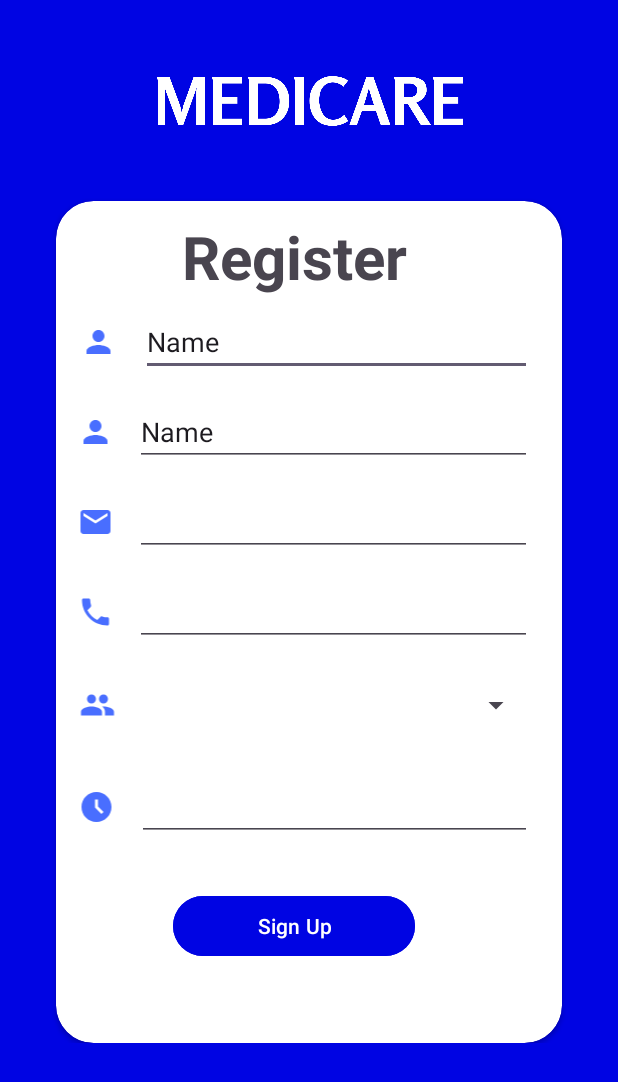
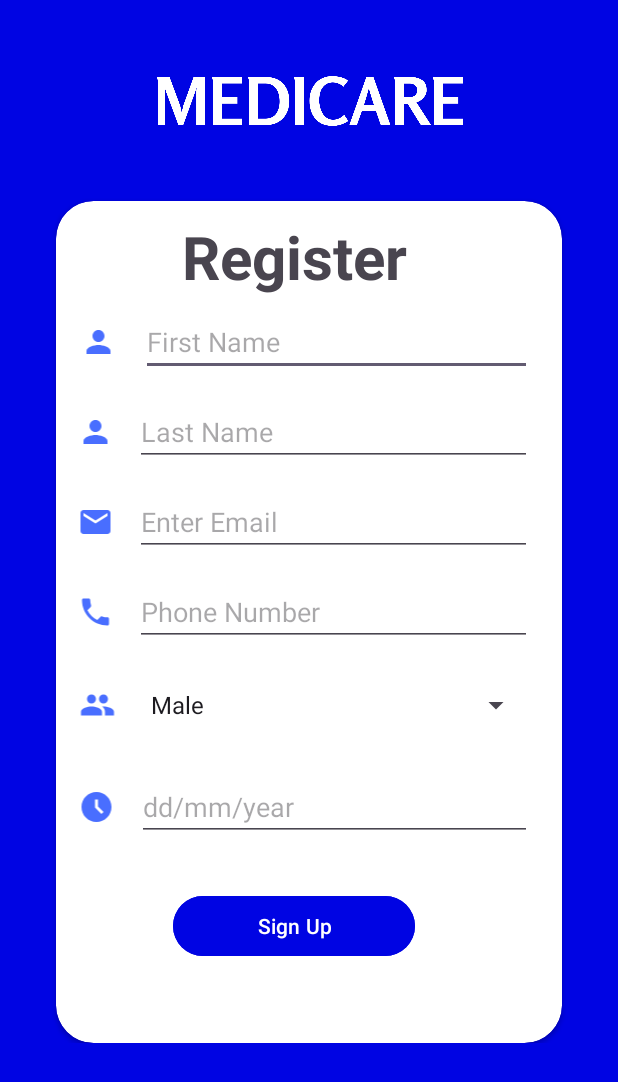
Before and after one commit to ThisaraJayas/Doctor_Appoinment_App, an Android app: the RegisterActivity screen opened directly, with no data from a screen before it, on a phone screen of 412 x 824 dp. Shown: the top 1082 px of the screen. Run offline under Robolectric (Android 15) with nearby library versions, the light colour scheme and no system bars.

Commit message:
completed frontend page

```diff
--- a/app/src/main/AndroidManifest.xml
+++ b/app/src/main/AndroidManifest.xml
@@ -12,6 +12,9 @@
         android:supportsRtl="true"
         android:theme="@style/Theme.MyApplication"
         tools:targetApi="31">
+        <activity
+            android:name=".BookAppinmentActivity"
+            android:exported="false" />
         <activity
             android:name=".RegisterActivity"
             android:exported="false" />
@@ -32,7 +35,7 @@
             android:exported="false" />
         <activity
             android:name=".NotificationActivity"
-            android:exported="false"></activity>
+            android:exported="false" />
         <activity
             android:name=".CategoryActivity"
             android:exported="false" />
--- a/app/src/main/res/layout/activity_register.xml
+++ b/app/src/main/res/layout/activity_register.xml
@@ -60,8 +60,8 @@
                             android:layout_gravity="center_vertical"
                             android:layout_weight="1"
                             android:ems="10"
-                            android:inputType="text"
-                            android:text="Name" />
+                            android:hint="@string/fNameHint"
+                            android:inputType="text" />
 
                     </LinearLayout>
 
@@ -85,8 +85,8 @@
                             android:layout_gravity="center_vertical"
                             android:layout_weight="1"
                             android:ems="10"
-                            android:inputType="text"
-                            android:text="Name" />
+                            android:hint="@string/lNameHint"
+                            android:inputType="text" />
 
                     </LinearLayout>
 
@@ -110,6 +110,7 @@
                             android:layout_gravity="center_vertical"
                             android:layout_weight="1"
                             android:ems="10"
+                            android:hint="@string/emailHint"
                             android:inputType="textEmailAddress" />
 
                     </LinearLayout>
@@ -134,6 +135,7 @@
                             android:layout_gravity="center_vertical"
                             android:layout_weight="1"
                             android:ems="10"
+                            android:hint="@string/numberHint"
                             android:inputType="phone" />
 
                     </LinearLayout>
@@ -155,7 +157,8 @@
                             android:id="@+id/spinner2"
                             android:layout_width="230dp"
                             android:layout_height="wrap_content"
-                            android:layout_weight="1" />
+                            android:layout_weight="1"
+                            android:entries="@array/gender" />
 
                     </LinearLayout>
 
@@ -179,6 +182,7 @@
                             android:layout_gravity="center_vertical"
                             android:layout_weight="1"
                             android:ems="10"
+                            android:hint="@string/dobHint"
                             android:inputType="date" />
 
                     </LinearLayout>
--- a/app/src/main/res/values/strings.xml
+++ b/app/src/main/res/values/strings.xml
@@ -53,4 +53,19 @@
     <string name="bookDocAppoin">Book Appointment</string>
     <string name="signUp">Sign Up</string>
     <string name="regText">Register</string>
+    <string name="fNameHint">First Name</string>
+    <string name="lNameHint">Last Name</string>
+    <string name="emailHint">Enter Email</string>
+    <string name="numberHint">Phone Number</string>
+    <string name="dobHint">dd/mm/year</string>
+    <string name="passwordHint">Password</string>
+    <string-array name="appointmentTime">
+        <item>8:30AM - 9:00AM</item>
+        <item>9:00AM - 9:30AM</item>
+        <item>10:00AM - 10:30AM</item>
+        <item>10:30AM - 11:00AM</item>
+        <item>12:30PM - 01:00PM</item>
+        <item>01:00PM - 01:30PM</item>
+        <item>02:00PM - 02:30PM</item>
+    </string-array>
 </resources>
```
Also changed, not shown: app/src/main/java/com/example/myapplication/BookAppinmentActivity.kt (added, +11 -0 lines), app/src/main/res/layout/activity_book_appinment.xml (added, +123 -0 lines), app/src/main/res/layout/activity_main.xml (+4 -4 lines).
